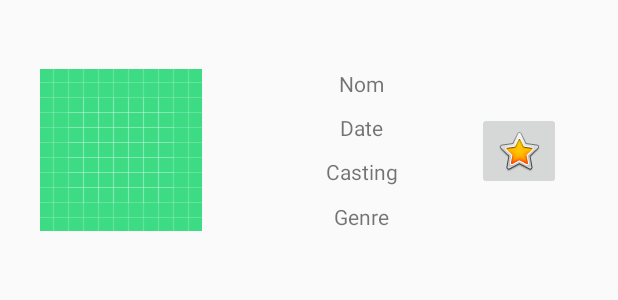
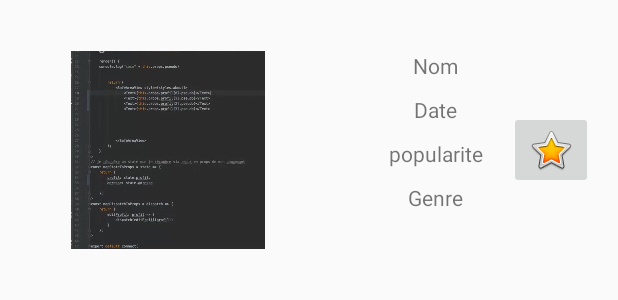
Before and after one commit to ivann-galic/appliTv, an Android app: the layout item_film.xml on its own in the app's theme, with its tools: preview values and no code run, on a phone screen of 412 x 824 dp. Shown: the top 300 px of the screen. Run offline under Robolectric (Android 15) with nearby library versions, the phone set to English and light mode, and no system bars.

Commit message:
(no branch): Auto stash before checking out "HEAD"
recycleView non fini

```diff
--- a/ApplicationTvGoodGit/app/src/main/res/layout/item_film.xml
+++ b/ApplicationTvGoodGit/app/src/main/res/layout/item_film.xml
@@ -5,30 +5,14 @@
     android:layout_width="match_parent"
     android:layout_height="200dp">
 
-    <ImageView
-        android:id="@+id/imageViewFilm"
-        android:layout_width="wrap_content"
-        android:layout_height="wrap_content"
-        android:layout_marginEnd="250dp"
-        android:layout_marginRight="250dp"
-        app:layout_constraintBottom_toBottomOf="parent"
-        app:layout_constraintEnd_toEndOf="parent"
-        app:layout_constraintHorizontal_bias="0.498"
-        app:layout_constraintStart_toStartOf="parent"
-        app:layout_constraintTop_toTopOf="parent"
-        app:layout_constraintVertical_bias="0.499"
-        app:srcCompat="@drawable/ic_launcher_background"
-        android:contentDescription="TODO" />
-
     <TextView
         android:id="@+id/textViewNomFilm"
         android:layout_width="wrap_content"
         android:layout_height="wrap_content"
         android:layout_marginEnd="40dp"
         app:layout_constraintEnd_toEndOf="parent"
-        app:layout_constraintHorizontal_bias="0.44"
-        app:layout_constraintStart_toEndOf="@+id/imageViewFilm"
-        app:layout_constraintTop_toTopOf="@+id/imageViewFilm"
+        app:layout_constraintStart_toEndOf="@+id/imageViewFilmImage"
+        app:layout_constraintTop_toTopOf="@+id/imageViewFilmImage"
         tools:text="Nom" />
 
     <TextView
@@ -42,36 +26,43 @@
         tools:text="Date" />
 
     <TextView
-        android:id="@+id/textViewParution"
+        android:id="@+id/textViewPopularite"
         android:layout_width="wrap_content"
         android:layout_height="wrap_content"
         android:layout_marginTop="10dp"
         app:layout_constraintEnd_toEndOf="@+id/textViewNomFilm"
         app:layout_constraintStart_toStartOf="@+id/textViewNomFilm"
         app:layout_constraintTop_toBottomOf="@+id/textViewDate"
-        tools:text="Casting" />
+        tools:text="popularite" />
 
     <TextView
         android:id="@+id/textViewGenre"
         android:layout_width="wrap_content"
         android:layout_height="wrap_content"
         android:layout_marginTop="10dp"
-        app:layout_constraintBottom_toBottomOf="@+id/imageViewFilm"
         app:layout_constraintEnd_toEndOf="@+id/textViewNomFilm"
         app:layout_constraintStart_toStartOf="@+id/textViewNomFilm"
-        app:layout_constraintTop_toBottomOf="@+id/textViewParution"
-        app:layout_constraintVertical_bias="1.0"
+        app:layout_constraintTop_toBottomOf="@+id/textViewPopularite"
         tools:text="Genre" />
 
     <ImageButton
         android:id="@+id/imageButtonLike"
         android:layout_width="wrap_content"
         android:layout_height="wrap_content"
-        app:layout_constraintBottom_toBottomOf="@+id/imageViewFilm"
+        app:layout_constraintBottom_toBottomOf="@+id/imageViewFilmImage"
         app:layout_constraintEnd_toEndOf="parent"
-        app:layout_constraintHorizontal_bias="0.827"
-        app:layout_constraintStart_toEndOf="@+id/imageViewFilm"
-        app:layout_constraintTop_toTopOf="@+id/imageViewFilm"
-        app:layout_constraintVertical_bias="0.508"
+        app:layout_constraintStart_toEndOf="@+id/textViewPopularite"
+        app:layout_constraintTop_toTopOf="@+id/imageViewFilmImage"
         app:srcCompat="@android:drawable/btn_star_big_on" />
+
+    <ImageView
+        android:id="@+id/imageViewFilmImage"
+        android:layout_width="192dp"
+        android:layout_height="132dp"
+        app:layout_constraintBottom_toBottomOf="parent"
+        app:layout_constraintEnd_toEndOf="parent"
+        app:layout_constraintHorizontal_bias="0.073"
+        app:layout_constraintStart_toStartOf="parent"
+        app:layout_constraintTop_toTopOf="parent"
+        app:srcCompat="@drawable/image" />
 </androidx.constraintlayout.widget.ConstraintLayout>
```
Also changed, not shown: ApplicationTvGoodGit/app/src/main/java/com/ivann/applicationtvgoodgit/FilmAdapter.java (+15 -11 lines), ApplicationTvGoodGit/app/src/main/java/com/ivann/applicationtvgoodgit/ListFilmActivity.java (+38 -2 lines), ApplicationTvGoodGit/app/src/main/res/drawable/image.png (added).
